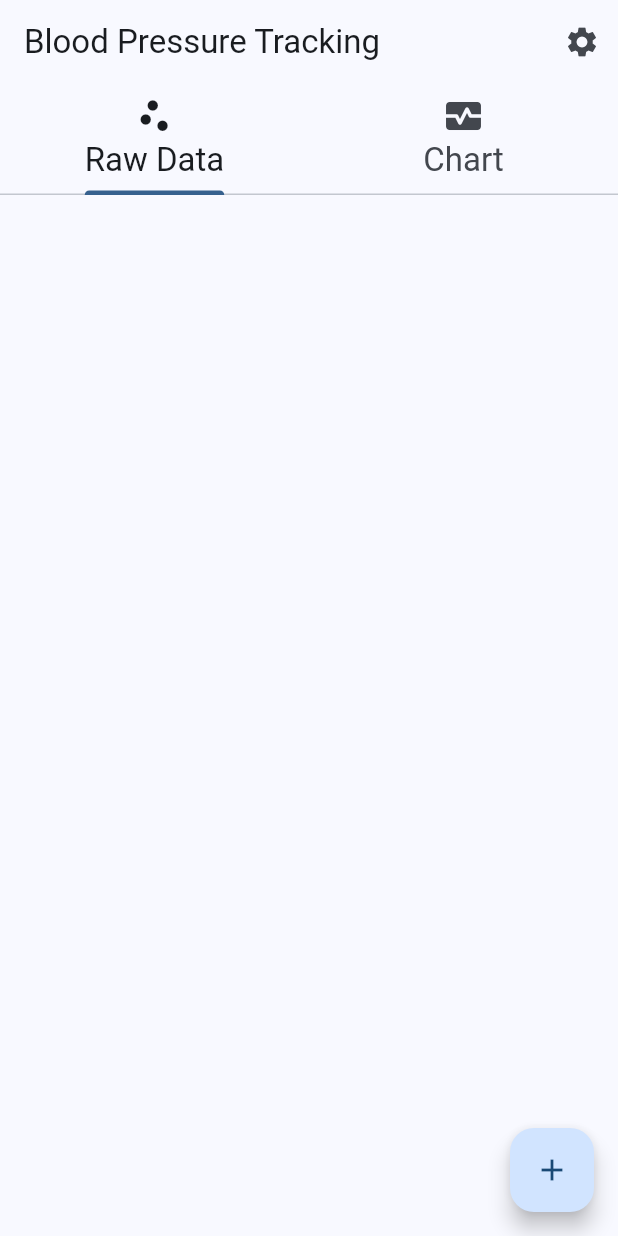
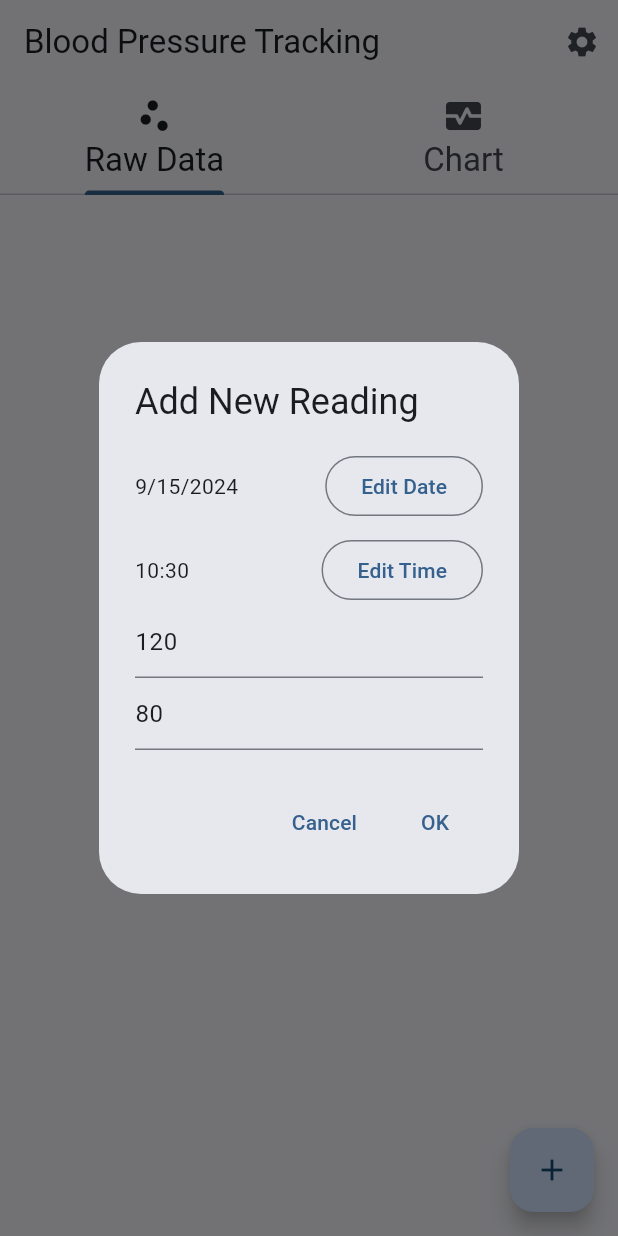
Before and after one commit to jwill/blood_pressure, a Flutter app: the screen it shows after launch, after a tap on the "add" icon, on a phone screen of 412 x 824 dp. Run offline on Flutter 3.47's test engine with Material 3 defaults, Android fonts, the phone set to English and light mode, and no system bars; our stand-ins replace cross_file, csv, file_picker, objectbox, signals; missing offline and left inert: d_chart, excel; generated files the repository leaves out were written again.

Commit message:
Added add reading dialog.
Added signals.

```diff
--- /dev/null
+++ b/lib/src/feature/blood_pressure_input.dart
@@ -0,0 +1,90 @@
+import 'package:flutter/material.dart';
+import 'package:intl/intl.dart';
+import 'package:signals/signals_flutter.dart';
+
+class BloodPressureInput extends StatefulWidget {
+  final date = signal(DateTime.now());
+  final systolic = signal('120');
+  final diastolic = signal('80');
+
+  BloodPressureInput({super.key});
+
+  @override
+  State<BloodPressureInput> createState() => _BloodPressureInputState();
+}
+
+class _BloodPressureInputState extends State<BloodPressureInput> {
+  late TextEditingController _systolic_controller;
+  late TextEditingController _diatolic_controller;
+
+  @override
+  void initState() {
+    super.initState();
+    _systolic_controller = TextEditingController(text: widget.systolic.value.toString());
+    _diatolic_controller = TextEditingController(text: widget.diastolic.value.toString());
+  }
+
+  @override
+  void dispose() {
+    _systolic_controller.dispose();
+    _diatolic_controller.dispose();
+    super.dispose();
+  }
+
+  @override
+  Widget build(BuildContext context) {
+    return Column(
+      children: [
+        Row(mainAxisAlignment: MainAxisAlignment.spaceBetween, children: [
+          Watch((context) {
+            var displayDate = widget.date.value;
+            final display = DateFormat.yMd().format(displayDate);
+            return Text(display);
+          }),
+          const SizedBox(
+            width: 8,
+          ),
+          OutlinedButton(
+              onPressed: () async {
+                showDatePicker(
+                        context: context,
+                        firstDate: DateTime.now().subtract(Duration(days: 365)),
+                        lastDate: DateTime.now(),
+                        currentDate: DateTime.now())
+                    .then((value) => widget.date.value = value!);
+              },
+              child: const Text("Edit Date"))
+        ]),
+        const SizedBox(height: 8,),
+        Row(mainAxisAlignment: MainAxisAlignment.spaceBetween, children: [
+          Watch((context) {
+            var displayTime = widget.date.value;
+            final display = DateFormat.Hm().format(displayTime);
+            return Text(display);
+          }),
+          const SizedBox(
+            width: 8,
+          ),
+          OutlinedButton(
+              onPressed: () async {
+                showTimePicker(
+                    context: context, initialTime: TimeOfDay.now(),
+                    )
+                    .then((value) {
+                      widget.date.value = widget.date.value.copyWith(hour: value?.hour, minute: value?.minute);
+                    });
+              },
+              child: const Text("Edit Time"))
+        ]),
+        TextField(
+          controller: _systolic_controller,
+          onChanged: (value) {widget.systolic.value = value; },
+        ),
+        TextField(
+          controller: _diatolic_controller,
+          onChanged: (value) {widget.diastolic.value = value; },
+        )
+      ],
+    );
+  }
+}
--- a/lib/src/feature/blood_pressure_list_view.dart
+++ b/lib/src/feature/blood_pressure_list_view.dart
@@ -1,9 +1,13 @@
 import 'package:blood_pressure_app/main.dart';
+import 'package:blood_pressure_app/objectbox.g.dart';
 import 'package:blood_pressure_app/src/data/bp_record.dart';
+import 'package:blood_pressure_app/src/feature/blood_pressure_input.dart';
 import 'package:blood_pressure_app/src/feature/blood_pressure_item_details_view.dart';
 import 'package:flutter/material.dart';
 
 import 'package:intl/intl.dart';
+import 'package:signals/signals.dart';
+import 'package:signals/signals_flutter.dart';
 
 
 /// Displays a list of SampleItems.
@@ -14,18 +18,47 @@ class BloodPressureListView extends StatelessWidget {
 
   static const routeName = '/b';
 
-  late List<BPRecord> items;
+  final items = listSignal<BPRecord>([]);
+  final box = objectBox.box<BPRecord>();
 
   @override
   Widget build(BuildContext context) {
-    final box = objectBox.box<BPRecord>();
-    items = box.getAll().reversed.toList();
+
+    items.value = box.getAll().reversed.toList();
     return Scaffold(
       body: _buildList(context),
-      floatingActionButton: FloatingActionButton(onPressed: () => {},
+      floatingActionButton: FloatingActionButton(onPressed: () => {
+        _dialogBuilder(context)
+      },
       child: const Icon(Icons.add)
       ),
     );
+  }
+
+  Future<void> _dialogBuilder(BuildContext context) {
+    var input = BloodPressureInput();
+    return showDialog(context: context, builder: (BuildContext context){
+      return AlertDialog(title: const Text('Add New Reading'),
+      content: SingleChildScrollView(child: Column(children: [
+        input
+      ],),),
+        actions: <Widget>[
+          TextButton(
+            onPressed: () {
+              Navigator.pop(context, 'Cancel');
+            },
+            child: const Text('Cancel'),
+          ),
+          TextButton(
+            onPressed: () {
+              var record = BPRecord(date: input.date.value, systolic: int.parse(input.systolic.value), diastolic: int.parse(input.diastolic.value));
+              box.put(record);
+              Navigator.pop(context, 'OK');
+            },
+            child: const Text('OK'),
+          ),
+        ],);
+    });
   }
 
 Color pickColorForBP(BPRecord record) {
@@ -40,7 +73,7 @@ Color pickColorForBP(BPRecord record) {
 
 Widget _buildList(BuildContext context) {
   final textTheme = Theme.of(context).textTheme;
-  return ListView.builder(
+  return Watch((context) => ListView.builder(
         // Providing a restorationId allows the ListView to restore the
         // scroll position when a user leaves and returns to the app after it
         // has been killed while running in the background.
@@ -78,6 +111,6 @@ Widget _buildList(BuildContext context) {
             Text("${item.systolic}/${item.diastolic}", style: textTheme.displaySmall)
           ],)));
         },
-      );
+      ));
 }
 }
--- a/lib/src/settings/settings_controller.dart
+++ b/lib/src/settings/settings_controller.dart
@@ -119,10 +119,10 @@ List<BPRecord> records = [];
     var list = BPRecord.generateSampleData(25);
 
     var headerRow = [
-      const TextCellValue("Date"),
-      const TextCellValue("Time"),
-      const TextCellValue("Systolic"),
-      const TextCellValue("Diastolic")
+      TextCellValue("Date"),
+      TextCellValue("Time"),
+      TextCellValue("Systolic"),
+      TextCellValue("Diastolic")
     ];
     excel.appendRow("Sheet1", headerRow);
     for (var element in list) {
--- a/pubspec.yaml
+++ b/pubspec.yaml
@@ -28,6 +28,7 @@ dependencies:
   intl: any
   objectbox: ^4.0.1
   objectbox_flutter_libs: any
+  signals: ^5.5.0
 dev_dependencies:
   flutter_test:
     sdk: flutter
```
